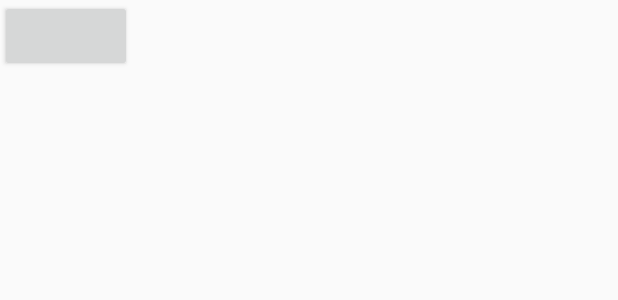
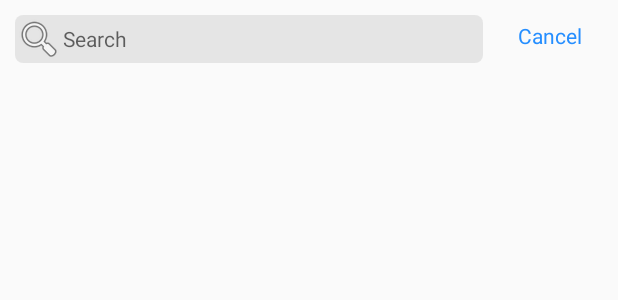
Before and after one commit to paixaoDev/PostCodeSearch, an Android app: the layout activity_main.xml on its own in the app's theme, with its tools: preview values and no code run, on a phone screen of 412 x 824 dp. Shown: the top 300 px of the screen. Run offline under Robolectric (Android 15) with nearby library versions, the phone set to English and light mode, and no system bars.

Commit message:
feat(view): created and changed styles for button and edit text

```diff
--- /dev/null
+++ b/app/src/main/res/drawable/bg_retangule_rounded.xml
@@ -0,0 +1,5 @@
+<?xml version="1.0" encoding="utf-8"?>
+<shape xmlns:android="http://schemas.android.com/apk/res/android">
+    <solid android:color="#80d2d2d2"/>
+    <corners android:radius="5dp"/>
+</shape>
--- a/app/src/main/res/layout/activity_main.xml
+++ b/app/src/main/res/layout/activity_main.xml
@@ -7,11 +7,33 @@
     tools:context=".MainActivity">
 
     <androidx.appcompat.widget.AppCompatEditText
+        android:id="@+id/appCompatEditText"
+        style="@style/Theme.EditText.Search"
         android:layout_width="0dp"
-        android:layout_height="wrap_content"/>
+        android:layout_height="wrap_content"
+        app:layout_constraintEnd_toStartOf="@+id/button"
+        app:layout_constraintStart_toStartOf="parent"
+        app:layout_constraintTop_toTopOf="parent" />
 
     <Button
-        android:layout_width="wrap_content"
-        android:layout_height="wrap_content"/>
+        android:id="@+id/button"
+        style="@style/Theme.Button.Text"
+        android:layout_width="70dp"
+        android:layout_height="wrap_content"
+        android:layout_marginEnd="10dp"
+        android:visibility="gone"
+        app:layout_constraintEnd_toEndOf="parent"
+        app:layout_constraintTop_toTopOf="parent"
+        tools:visibility="visible" />
+
+    <androidx.recyclerview.widget.RecyclerView
+        android:id="@+id/recycler"
+        android:layout_width="match_parent"
+        android:layout_height="wrap_content"
+        android:layout_marginHorizontal="10dp"
+        android:layout_marginTop="10dp"
+        app:layout_constraintStart_toStartOf="parent"
+        app:layout_constraintTop_toBottomOf="@+id/appCompatEditText"
+        tools:itemCount="500" />
 
 </androidx.constraintlayout.widget.ConstraintLayout>
--- a/app/src/main/res/values-night/themes.xml
+++ /dev/null
@@ -1,16 +0,0 @@
-<resources xmlns:tools="http://schemas.android.com/tools">
-    <!-- Base application theme. -->
-    <style name="Theme.PostCodeSearch" parent="Theme.MaterialComponents.DayNight.DarkActionBar">
-        <!-- Primary brand color. -->
-        <item name="colorPrimary">@color/purple_200</item>
-        <item name="colorPrimaryVariant">@color/purple_700</item>
-        <item name="colorOnPrimary">@color/black</item>
-        <!-- Secondary brand color. -->
-        <item name="colorSecondary">@color/teal_200</item>
-        <item name="colorSecondaryVariant">@color/teal_200</item>
-        <item name="colorOnSecondary">@color/black</item>
-        <!-- Status bar color. -->
-        <item name="android:statusBarColor" tools:targetApi="l">?attr/colorPrimaryVariant</item>
-        <!-- Customize your theme here. -->
-    </style>
-</resources>
--- a/app/src/main/res/values/themes.xml
+++ b/app/src/main/res/values/themes.xml
@@ -13,4 +13,20 @@
         <item name="android:statusBarColor" tools:targetApi="l">?attr/colorPrimaryVariant</item>
         <!-- Customize your theme here. -->
     </style>
+
+    <style name="Theme.EditText.Search">
+        <item name="drawableStartCompat">@android:drawable/ic_menu_search</item>
+        <item name="android:drawableStart">@android:drawable/ic_menu_search</item>
+        <item name="android:background">@drawable/bg_retangule_rounded</item>
+        <item name="android:hint">@android:string/search_go</item>
+        <item name="android:layout_margin">10dp</item>
+    </style>
+
+    <style name="Theme.Button.Text">
+        <item name="android:background">@android:color/transparent</item>
+        <item name="android:text">@android:string/cancel</item>
+        <item name="android:textAllCaps">false</item>
+        <item name="android:textColor">#258EFF</item>
+        <item name="android:padding">0dp</item>
+    </style>
 </resources>
```
